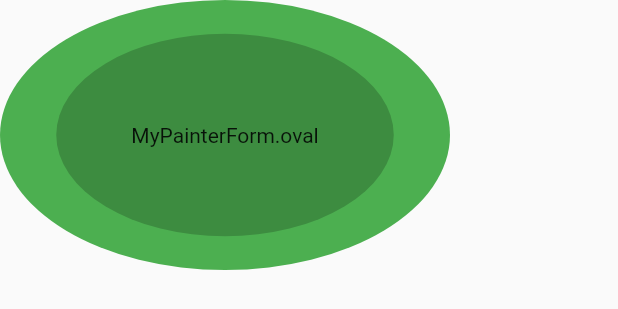
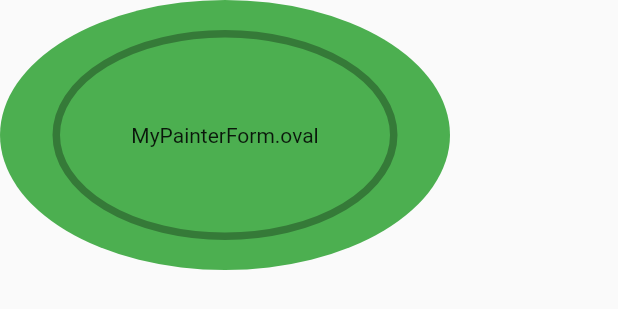
Before and after one commit to netTrek-Flutter/swr-flutter-1, a Flutter app: the PaintForm widget shown alone on an empty page, opened directly, on a phone screen of 412 x 824 dp. Shown: the top 309 px of the screen. Run offline on Flutter 3.47's test engine with Material 2 defaults, Android fonts, the phone set to English and light mode, and no system bars; our stand-ins replace flutter_svg.

Commit message:
Paint & Transform

```diff
--- a/lib/widgets/samples/custom_painter_sample.dart
+++ b/lib/widgets/samples/custom_painter_sample.dart
@@ -11,17 +11,23 @@ class MyPainter extends CustomPainter {
   final Color color;
   final Paint _paint;
   final MyPainterForm form;
+  final PaintingStyle style;
 
-  MyPainter(
-      {required this.color, this.scalar = 1, this.form = MyPainterForm.rect})
-      : _paint = Paint()
+  Size? size;
+
+  MyPainter({
+    required this.color,
+    this.scalar = 1,
+    this.form = MyPainterForm.rect,
+    this.style = PaintingStyle.fill,
+  }) : _paint = Paint()
           ..strokeWidth = 5
-          ..style = PaintingStyle.fill
+          ..style = style
           ..color = color;
 
   @override
   void paint(Canvas canvas, Size size) {
-    print(form);
+    this.size = size;
     switch (form) {
       case MyPainterForm.oval:
         drawOval(canvas, size);
@@ -72,6 +78,8 @@ class MyPainter extends CustomPainter {
   bool operator ==(Object other) {
     return (other is MyPainter) &&
         (other.scalar == scalar) &&
+        (other.size == size) &&
+        (other.style == style) &&
         (other.color == color);
   }
 
@@ -86,6 +94,7 @@ class CustomPainterSample extends StatelessWidget {
   Widget build(BuildContext context) {
     return Center(
       child: Column(
+        crossAxisAlignment: CrossAxisAlignment.start,
         // crossAxisAlignment: CrossAxisAlignment.stretch,
         mainAxisAlignment: MainAxisAlignment.center,
         children: const [
@@ -122,10 +131,10 @@ class PaintForm extends StatelessWidget {
         form: form,
       ),
       foregroundPainter: MyPainter(
-        color: Colors.black.withOpacity(0.2),
-        form: form,
-        scalar: .75,
-      ),
+          color: Colors.black.withOpacity(0.3),
+          form: form,
+          scalar: .75,
+          style: PaintingStyle.stroke),
       child: SizedBox(
         width: 300,
         height: 180,
```
Also changed, not shown: lib/main.dart (+5 -4 lines), lib/widgets/samples/transform_sample.dart (added, +80 -0 lines).
